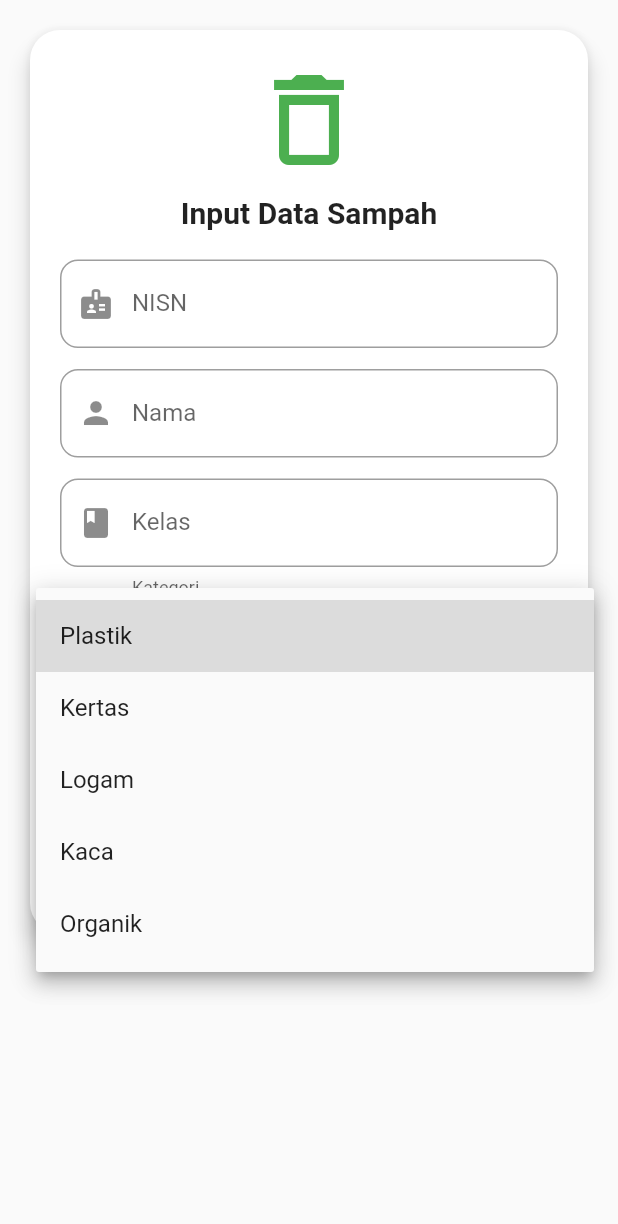
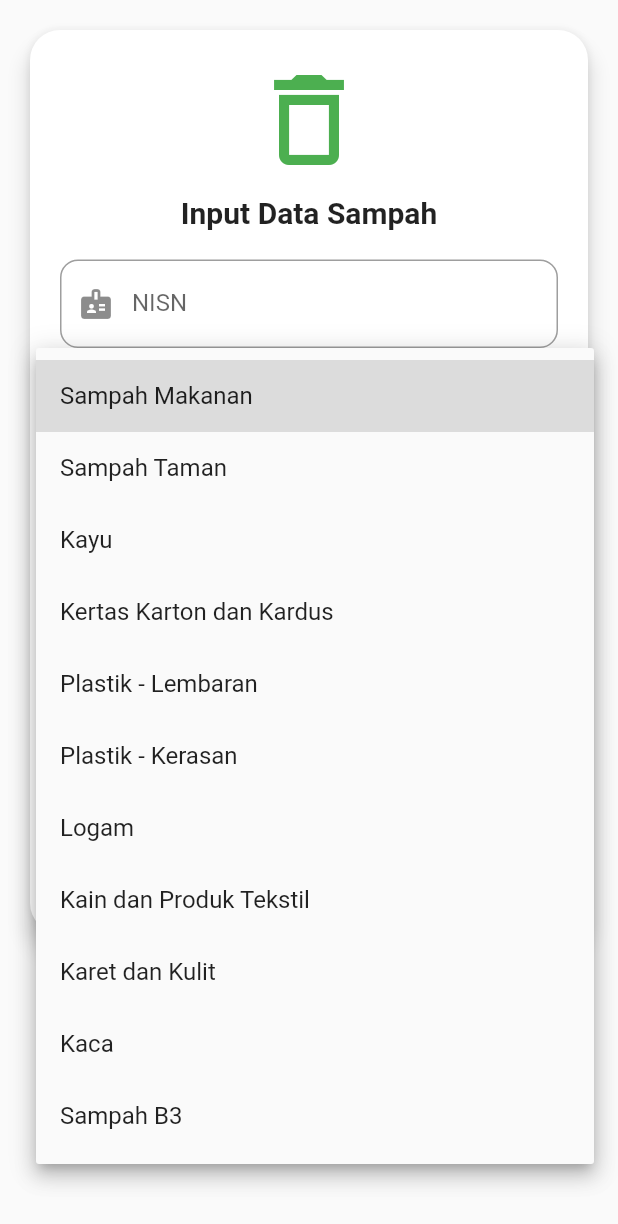
Before and after one commit to iqbalalqodri27/appsampahfix, a Flutter app: the InputSampahPage widget shown alone on an empty page, opened directly, after a tap on "Pilih Kategori Sampah", on a phone screen of 412 x 824 dp. Shown: the top 1224 px of the screen. Run offline on Flutter 3.47's test engine with Material 2 defaults, Android fonts, the phone set to English and light mode, and no system bars; our stand-ins replace cloud_firestore, firebase_auth, firebase_core, fl_chart, pdf, printing; accounts and stored records are empty; network calls fail.

Commit message:
secone commitsas

```diff
--- a/lib/inputsampah.dart
+++ b/lib/inputsampah.dart
@@ -20,11 +20,17 @@ class _InputSampahPageState extends State<InputSampahPage> {
   String? kategori;
 
   final List<String> kategoriList = [
-    'Plastik',
-    'Kertas',
-    'Logam',
-    'Kaca',
-    'Organik',
+    "Sampah Makanan",
+    "Sampah Taman",
+    "Kayu",
+    "Kertas Karton dan Kardus",
+    "Plastik - Lembaran",
+    "Plastik - Kerasan",
+    "Logam",
+    "Kain dan Produk Tekstil",
+    "Karet dan Kulit",
+    "Kaca",
+    "Sampah B3",
   ];
 
   bool isLoading = false;
```
